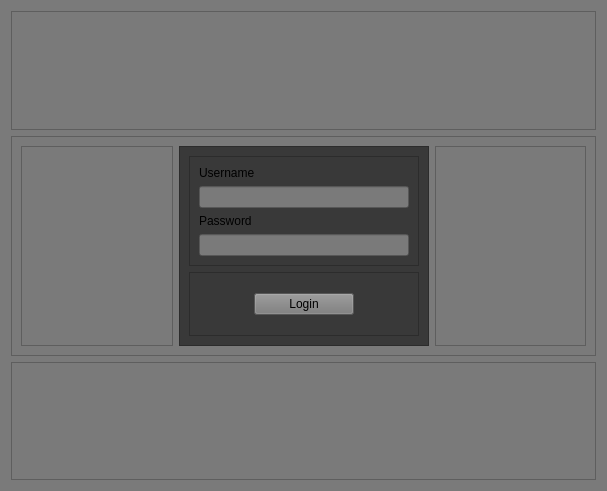
Above: views/login.ui from gilsongindrejr/savefor-desktop before the change. Below: the same form after it.
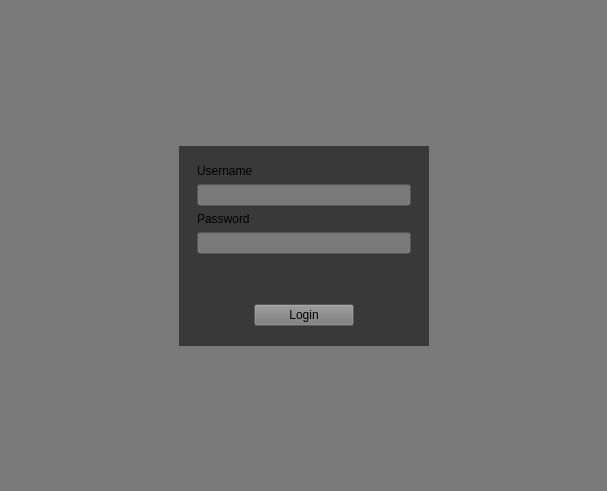
That is the form after the change.

What changed in the file:
```diff
--- a/views/login.ui
+++ b/views/login.ui
@@ -20,7 +20,7 @@
    <item>
     <widget class="QFrame" name="top_frame">
      <property name="frameShape">
-      <enum>QFrame::StyledPanel</enum>
+      <enum>QFrame::NoFrame</enum>
      </property>
      <property name="frameShadow">
       <enum>QFrame::Raised</enum>
@@ -30,7 +30,7 @@
    <item>
     <widget class="QFrame" name="mid_frame">
      <property name="frameShape">
-      <enum>QFrame::StyledPanel</enum>
+      <enum>QFrame::NoFrame</enum>
      </property>
      <property name="frameShadow">
       <enum>QFrame::Raised</enum>
@@ -39,7 +39,7 @@
       <item>
        <widget class="QFrame" name="mid_left_frame">
         <property name="frameShape">
-         <enum>QFrame::StyledPanel</enum>
+         <enum>QFrame::NoFrame</enum>
         </property>
         <property name="frameShadow">
          <enum>QFrame::Raised</enum>
@@ -66,7 +66,7 @@
 }</string>
         </property>
         <property name="frameShape">
-         <enum>QFrame::StyledPanel</enum>
+         <enum>QFrame::NoFrame</enum>
         </property>
         <property name="frameShadow">
          <enum>QFrame::Raised</enum>
@@ -75,12 +75,15 @@
          <item>
           <widget class="QFrame" name="form_frame">
            <property name="frameShape">
-            <enum>QFrame::StyledPanel</enum>
+            <enum>QFrame::NoFrame</enum>
            </property>
            <property name="frameShadow">
             <enum>QFrame::Raised</enum>
            </property>
            <layout class="QVBoxLayout" name="verticalLayout_3">
+            <property name="bottomMargin">
+             <number>0</number>
+            </property>
             <item>
              <widget class="QLabel" name="username_label">
               <property name="text">
@@ -108,15 +111,52 @@
            </layout>
           </widget>
          </item>
+         <item>
+          <widget class="QFrame" name="info_frame">
+           <property name="minimumSize">
+            <size>
+             <width>0</width>
+             <height>10</height>
+            </size>
+           </property>
+           <property name="frameShape">
+            <enum>QFrame::NoFrame</enum>
+           </property>
+           <property name="frameShadow">
+            <enum>QFrame::Raised</enum>
+           </property>
+           <layout class="QHBoxLayout" name="horizontalLayout_3">
+            <property name="spacing">
+             <number>0</number>
+            </property>
+            <property name="topMargin">
+             <number>0</number>
+            </property>
+            <property name="bottomMargin">
+             <number>0</number>
+            </property>
+            <item alignment="Qt::AlignHCenter">
+             <widget class="QLabel" name="info_label">
+              <property name="text">
+               <string/>
+              </property>
+             </widget>
+            </item>
+           </layout>
+          </widget>
+         </item>
          <item>
           <widget class="QFrame" name="button_frame">
            <property name="frameShape">
-            <enum>QFrame::StyledPanel</enum>
+            <enum>QFrame::NoFrame</enum>
            </property>
            <property name="frameShadow">
             <enum>QFrame::Raised</enum>
            </property>
            <layout class="QHBoxLayout" name="horizontalLayout_2">
+            <property name="topMargin">
+             <number>0</number>
+            </property>
             <item>
              <widget class="QPushButton" name="login_button">
               <property name="maximumSize">
@@ -139,11 +179,14 @@
       <item>
        <widget class="QFrame" name="mid_right_frame">
         <property name="frameShape">
-         <enum>QFrame::StyledPanel</enum>
+         <enum>QFrame::NoFrame</enum>
         </property>
         <property name="frameShadow">
          <enum>QFrame::Raised</enum>
         </property>
+        <property name="lineWidth">
+         <number>0</number>
+        </property>
        </widget>
       </item>
      </layout>
@@ -152,11 +195,14 @@
    <item>
     <widget class="QFrame" name="bot_frame">
      <property name="frameShape">
-      <enum>QFrame::StyledPanel</enum>
+      <enum>QFrame::NoFrame</enum>
      </property>
      <property name="frameShadow">
       <enum>QFrame::Raised</enum>
      </property>
+     <property name="lineWidth">
+      <number>0</number>
+     </property>
     </widget>
    </item>
   </layout>
```
Left out of the diff: 4 changed lines with no effect on the pictures.
